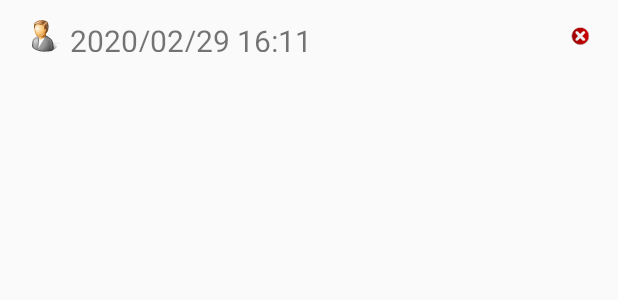
After one commit to SmileAlfred/CustomView, an Android app: the layout activity_popup_drop_item.xml on its own in the app's theme, with its tools: preview values and no code run, on a phone screen of 412 x 824 dp. The commit adds this screen. Shown: the top 300 px of the screen. Run offline under Robolectric (Android 15) with nearby library versions, the phone set to English and light mode, and no system bars.

Commit message:
新增下拉栏控件和px2dip类

```diff
--- a/app/src/main/AndroidManifest.xml
+++ b/app/src/main/AndroidManifest.xml
@@ -18,6 +18,7 @@
         </activity>
         <activity android:name=".YoukuMenu" />
         <activity android:name=".AdvanceItem" />
+        <activity android:name=".PopupWindowsItem"/>
     </application>
 
 </manifest>
--- a/app/src/main/java/com/example/customview/AdvanceItem.java
+++ b/app/src/main/java/com/example/customview/AdvanceItem.java
@@ -99,13 +99,14 @@ public class AdvanceItem extends AppCompatActivity {
 
             point.setBackgroundResource(R.drawable.point_selector);//丢了关键一步！这里设置的是 selector；而selector设置了true或false
 
-            LinearLayout.LayoutParams params = new LinearLayout.LayoutParams(28, 28);   //  params 用于设置 点的 间隔
+            int radium = DensityUtil.dip2px(AdvanceItem.this, 8);
+            LinearLayout.LayoutParams params = new LinearLayout.LayoutParams(radium, radium);   //  params 用于设置 点的 间隔
 
             if (i == 0) {
                 point.setEnabled(true);     //显示红色
             } else {
                 point.setEnabled(false);    //显示灰色
-                params.leftMargin = 18;     //不是 第0 个点，就距离左边 8 个像素。
+                params.leftMargin = DensityUtil.dip2px(AdvanceItem.this, 8);     //不是 第0 个点，就距离左边 8 个像素。
             }
             point.setLayoutParams(params);
 
--- a/app/src/main/java/com/example/customview/MainActivity.java
+++ b/app/src/main/java/com/example/customview/MainActivity.java
@@ -19,9 +19,11 @@ public class MainActivity extends AppCompatActivity implements View.OnClickListe
 
         Button youkuMenu = findViewById(R.id.youku_menu);
         Button viewpagerItem = findViewById(R.id.viewpager_item);
+        Button popupWindowsItem = findViewById(R.id.popup_windows_item);
 
         youkuMenu.setOnClickListener(this);
         viewpagerItem.setOnClickListener(this);
+        popupWindowsItem.setOnClickListener(this);
     }
 
     @Override
@@ -35,6 +37,10 @@ public class MainActivity extends AppCompatActivity implements View.OnClickListe
                 Intent AdvanceItemIntent = new Intent(this, AdvanceItem.class);
                 startActivity(AdvanceItemIntent);
                 break;
+            case R.id.popup_windows_item:
+                Intent PopupWindowsIntent = new Intent(this, PopupWindowsItem.class);
+                startActivity(PopupWindowsIntent);
+                break;
             default:
                 break;
         }
--- /dev/null
+++ b/app/src/main/res/layout/activity_popup_drop_item.xml
@@ -0,0 +1,36 @@
+<?xml version="1.0" encoding="utf-8"?>
+<LinearLayout xmlns:android="http://schemas.android.com/apk/res/android"
+    android:layout_width="match_parent"
+    android:layout_height="48dp"
+    android:gravity="center_vertical"
+    android:orientation="horizontal"
+    android:padding="10dp">
+
+    <ImageView
+        android:layout_width="wrap_content"
+        android:layout_height="wrap_content"
+        android:layout_gravity="center_vertical"
+        android:layout_marginLeft="5dp"
+        android:padding="3dp"
+        android:src="@drawable/user_popup_item" />
+
+    <TextView
+        android:id="@+id/msg_text_view_pop"
+        android:layout_width="0dp"
+        android:layout_height="wrap_content"
+        android:layout_gravity="center_vertical"
+        android:layout_weight="1"
+        android:gravity="center_vertical"
+        android:padding="3dp"
+        android:textSize="20sp"
+        android:text="2020/02/29 16:11" />
+
+    <ImageView
+        android:id="@+id/delete_image_view_pop"
+        android:layout_width="wrap_content"
+        android:layout_height="wrap_content"
+        android:layout_gravity="center_vertical"
+        android:layout_marginRight="5dp"
+        android:padding="3dp"
+        android:src="@drawable/delete_popup_item" />
+</LinearLayout>
```
Also changed, not shown: app/src/main/java/com/example/customview/DensityUtil.java (added, +27 -0 lines), app/src/main/java/com/example/customview/PopupWindowsItem.java (added, +170 -0 lines), app/src/main/res/layout/activity_main.xml (+8 -0 lines), app/src/main/res/layout/activity_popup_windows_item.xml (added, +34 -0 lines), app/src/main/res/drawable-hdpi/delete_popup_item.png (added), app/src/main/res/drawable-hdpi/down_arrow_popup_item.png (added), app/src/main/res/drawable-hdpi/user_popup_item.png (added), app/src/main/res/drawable/list_view_background.9.png (added).
